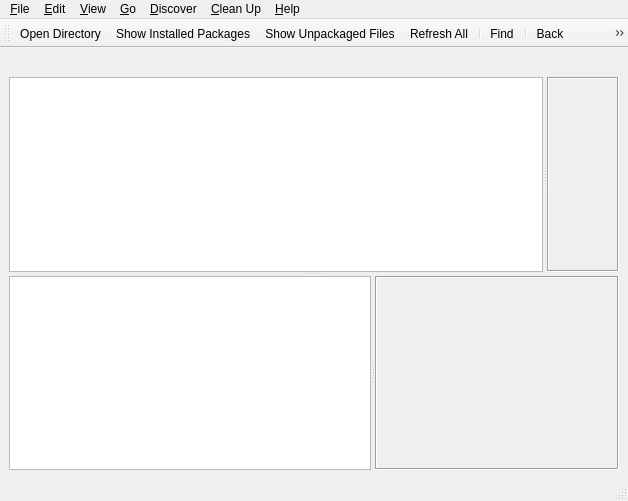
Before: the Qt Designer form src/main-window.ui in Lithopsian/qt6dirstat, drawn with Qt 5.
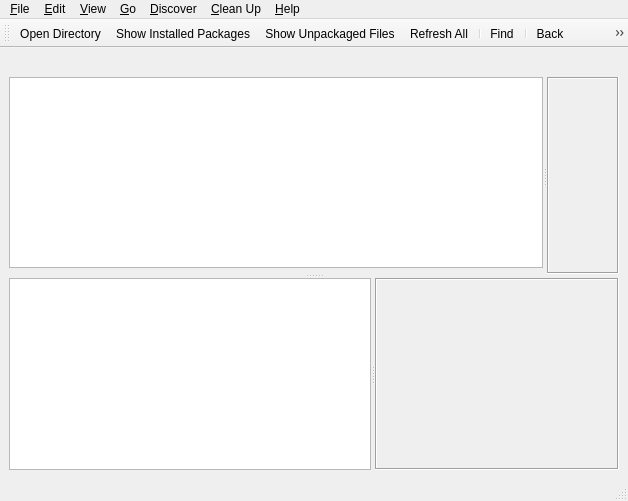
After: the same form once the commit is applied. Icons and pictures are not drawn. Custom widgets are drawn as their Qt base class.

Commit message: Adjust spacing in the UI

```diff
--- a/src/main-window.ui
+++ b/src/main-window.ui
@@ -40,10 +40,7 @@
         <enum>Qt::Horizontal</enum>
        </property>
        <widget class="QWidget" name="treeViewContainer" native="true">
-        <layout class="QVBoxLayout" name="verticalLayout_3" stretch="1,0">
-         <property name="spacing">
-          <number>0</number>
-         </property>
+        <layout class="QVBoxLayout" name="verticalLayout_2" stretch="1,0">
          <property name="leftMargin">
           <number>0</number>
          </property>
@@ -57,11 +54,6 @@
           <number>0</number>
          </property>
          <item>
-          <layout class="QVBoxLayout" name="verticalLayout_2">
-           <property name="spacing">
-            <number>4</number>
-           </property>
-           <item>
             <widget class="QDirStat::DirTreeView" name="dirTreeView">
              <property name="contextMenuPolicy">
               <enum>Qt::CustomContextMenu</enum>
@@ -82,8 +74,6 @@
               <bool>false</bool>
              </attribute>
             </widget>
-           </item>
-          </layout>
          </item>
          <item>
           <widget class="QWidget" name="messagePanel" native="true">
```
Lines whose indentation alone changed are shown as unchanged. The commit also changes 6 other files.
